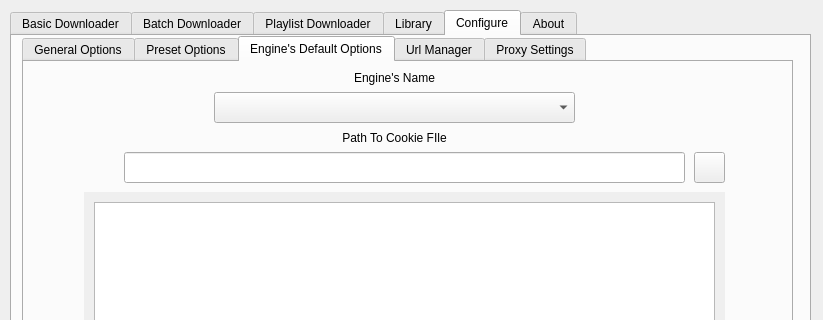
The window that src/mainwindow.ui (mhogomchungu/media-downloader) describes before a commit, drawn with Qt 5; both pictures show x 0 to 823 and y 0 to 320 of the 823 by 534 pixel window.
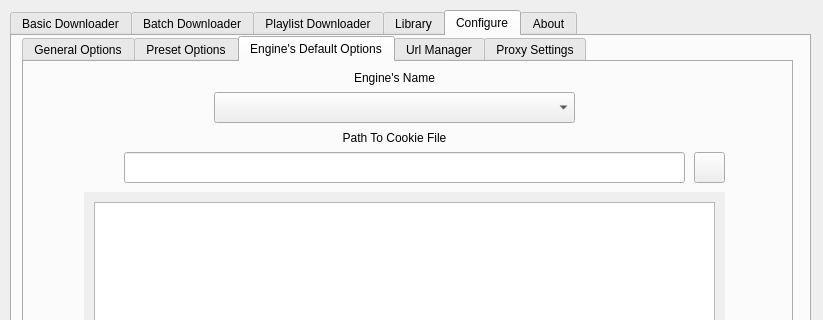
The same window after the commit. The open tabs and pages were chosen to show the change.

```diff
--- a/src/mainwindow.ui
+++ b/src/mainwindow.ui
@@ -2167,7 +2167,7 @@
          </rect>
         </property>
         <property name="text">
-         <string>Path To Cookie FIle</string>
+         <string>Path To Cookie File</string>
         </property>
         <property name="alignment">
          <set>Qt::AlignCenter</set>
```
